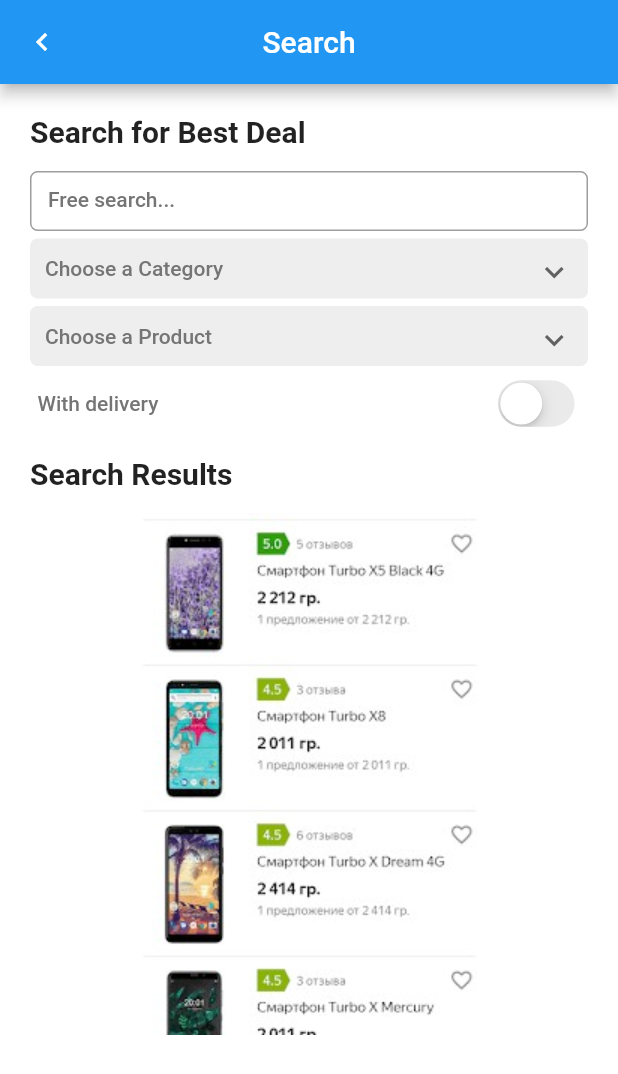
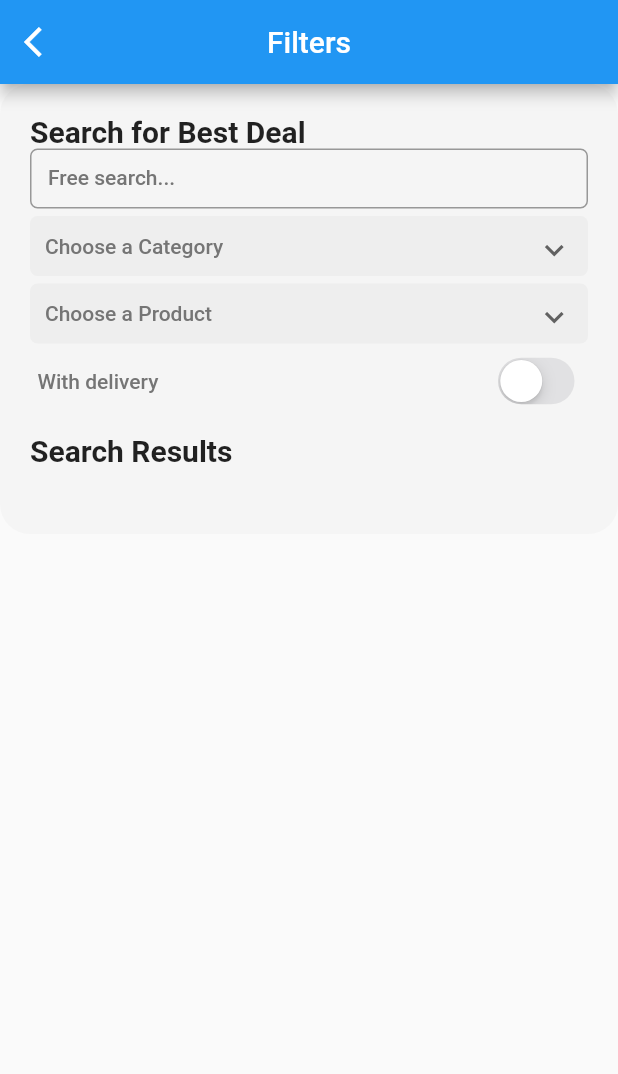
Before and after one commit to Khodosov/Flutter, a Flutter app: the screen it shows after launch, after a tap on the "search" icon, on a phone screen of 412 x 824 dp. Shown: the top 1074 px of the screen. Run offline on Flutter 3.47's test engine with Material 2 defaults, Android fonts, the phone set to English and light mode, and no system bars; statements that could not run were skipped.

Commit message:
Начал переделывать

```diff
--- /dev/null
+++ b/Flutter_apps/flutter_hometask_app/lib/AddFiltersScreen.dart
@@ -0,0 +1,180 @@
+import 'package:flutter/material.dart';
+
+import 'SwitchButton.dart';
+
+class AddFiltersScreen extends StatelessWidget {
+  @override
+  Widget build(BuildContext context) {
+    return Scaffold(
+      appBar: AppBar(
+        centerTitle: true,
+        title: Text('Filters'),
+        leading: IconButton(icon: Icon(Icons.arrow_back_ios), onPressed: () {
+          Navigator.pop(context);
+        }),
+      ),
+      body: Container(
+        decoration: BoxDecoration(
+            color: Colors.grey[100],
+            borderRadius: BorderRadius.circular(20)
+        ),
+        height: 300,
+        width: double.infinity,
+        padding: const EdgeInsets.all(20),
+
+        // Filters are here. Results are also here
+        child: Column(
+          mainAxisAlignment: MainAxisAlignment.start,
+          children: <Widget>[
+            Align(
+              alignment: Alignment.topLeft,
+              // margin: EdgeInsets.only(bottom: 15),
+              child: Text(
+                'Search for Best Deal',
+                style: TextStyle(
+                  color: Colors.primaryBlack,
+                  fontWeight: FontWeight.w600,
+                  fontSize: 20,
+                ),
+              ),
+            ),
+            Container(
+              height: 40,
+              child: TextFormField(
+                decoration: InputDecoration(
+                  border: OutlineInputBorder(
+                    borderRadius: BorderRadius.circular(5),
+                  ),
+                  fillColor: Colors.white,
+                  labelText: 'Free search...',
+                  labelStyle: TextStyle(
+                    color: Colors.grey[600],
+                    fontSize: 14,
+                    fontWeight: FontWeight.w500,
+                  ),
+                ),
+              ),
+            ),
+            Container(
+              height: 40,
+              margin: const EdgeInsets.only(top: 5),
+              padding: const EdgeInsets.all(5),
+              decoration: BoxDecoration(
+                  color: Colors.grey[200],
+                  borderRadius: BorderRadius.circular(5)),
+              child: Row(
+                mainAxisAlignment: MainAxisAlignment.spaceBetween,
+                children: [
+                  Padding(
+                    padding: const EdgeInsets.all(5.0),
+                    child: Text(
+                      'Choose a Category',
+                      style: TextStyle(
+                        color: Colors.grey[600],
+                        fontSize: 14,
+                        fontWeight: FontWeight.w500,
+                      ),
+                    ),
+                  ),
+                  Padding(
+                    padding: const EdgeInsets.all(5.0),
+                    child: DropdownButtonHideUnderline(
+                      child: DropdownButton<String>(
+                        iconSize: 25,
+                        icon: Icon(Icons.keyboard_arrow_down),
+                        items: <String>['Aaaaaaaaaa', 'Baaaaaaa', 'C', 'D']
+                            .map((String value) {
+                          return new DropdownMenuItem<String>(
+                            value: value,
+                            child: new Text(value),
+                          );
+                        }).toList(),
+                        onChanged: (_) {},
+                      ),
+                    ),
+                  ),
+                ],
+              ),
+            ),
+            Container(
+              height: 40,
+              margin: const EdgeInsets.only(top: 5),
+              padding: const EdgeInsets.all(5),
+              decoration: BoxDecoration(
+                  color: Colors.grey[200],
+                  borderRadius: BorderRadius.circular(5)),
+              child: Row(
+                mainAxisAlignment: MainAxisAlignment.spaceBetween,
+                children: [
+                  Padding(
+                    padding: const EdgeInsets.all(5.0),
+                    child: Text(
+                      'Choose a Product',
+                      style: TextStyle(
+                        color: Colors.grey[600],
+                        fontSize: 14,
+                        fontWeight: FontWeight.w500,
+                      ),
+                    ),
+                  ),
+                  Padding(
+                    padding: const EdgeInsets.all(5.0),
+                    child: DropdownButtonHideUnderline(
+                      child: DropdownButton<String>(
+                        iconSize: 25,
+                        icon: Icon(Icons.keyboard_arrow_down),
+                        items: <String>['Aaaaaaaaaa', 'Baaaaaaa', 'C', 'D']
+                            .map((String value) {
+                          return new DropdownMenuItem<String>(
+                            value: value,
+                            child: new Text(value),
+                          );
+                        }).toList(),
+                        onChanged: (_) {},
+                      ),
+                    ),
+                  ),
+                ],
+              ),
+            ),
+            Container(
+              height: 40,
+              margin: const EdgeInsets.only(top: 5),
+              padding: const EdgeInsets.all(5),
+              child: Row(
+                mainAxisAlignment: MainAxisAlignment.spaceBetween,
+                children: [
+                  Text(
+                    'With delivery',
+                    style: TextStyle(
+                      color: Colors.grey[600],
+                      fontSize: 14,
+                      fontWeight: FontWeight.w500,
+                    ),
+                  ),
+                  SwitchButton(),
+                ],
+              ),
+            ),
+            Container(
+              margin: EdgeInsets.only(bottom: 15, top: 15),
+              child: Row(
+                children: [
+                  Text(
+                    'Search Results',
+                    style: TextStyle(
+                      color: Colors.primaryBlack,
+                      fontWeight: FontWeight.w600,
+                      fontSize: 20,
+                    ),
+                  ),
+                ],
+              ),
+            ),
+
+          ],
+        ),
+      ),
+    );
+  }
+}
--- a/Flutter_apps/flutter_hometask_app/lib/AdditionalFilters.dart
+++ b/Flutter_apps/flutter_hometask_app/lib/AdditionalFilters.dart
@@ -1,32 +1,33 @@
 import 'package:flutter/material.dart';
 
-import 'Results.dart';
 import 'SwitchButton.dart';
 
 class AdditionalFilters extends StatelessWidget {
   @override
   Widget build(BuildContext context) {
     return Container(
+      decoration: BoxDecoration(
+        color: Colors.grey[100],
+        borderRadius: BorderRadius.circular(20)
+      ),
+      height: 300,
       width: double.infinity,
       padding: const EdgeInsets.all(20),
-      color: Colors.white,
+
       // Filters are here. Results are also here
       child: Column(
         mainAxisAlignment: MainAxisAlignment.start,
         children: <Widget>[
-          Container(
-            margin: EdgeInsets.only(bottom: 15),
-            child: Row(
-              children: [
-                Text(
+          Align(
+            alignment: Alignment.topLeft,
+            // margin: EdgeInsets.only(bottom: 15),
+            child: Text(
               'Search for Best Deal',
               style: TextStyle(
                 color: Colors.primaryBlack,
                 fontWeight: FontWeight.w600,
                 fontSize: 20,
               ),
-                ),
-              ],
             ),
           ),
           Container(
@@ -162,7 +163,7 @@
               ],
             ),
           ),
-          Results(),
+
         ],
       ),
     );
--- a/Flutter_apps/flutter_hometask_app/lib/Results.dart
+++ b/Flutter_apps/flutter_hometask_app/lib/Results.dart
@@ -1,15 +1,25 @@
 import 'package:flutter/material.dart';
+
+import 'ProductCard.dart';
 
 class Results extends StatelessWidget {
   @override
   Widget build(BuildContext context) {
-    return Flexible(
-      child: Container(
-        child: Image.asset(
-          'assets/images/results.jpg',
-          fit: BoxFit.fitWidth,
-        ),
-      ),
+    return ListView(
+      scrollDirection: Axis.vertical,
+      addAutomaticKeepAlives: false,
+
+      children: [
+        ProductCard(),
+        ProductCard(),
+        ProductCard(),
+        ProductCard(),
+        ProductCard(),
+        ProductCard(),
+        ProductCard(),
+        ProductCard(),
+        ProductCard(),
+      ],
     );
   }
 }
--- a/Flutter_apps/flutter_hometask_app/lib/main.dart
+++ b/Flutter_apps/flutter_hometask_app/lib/main.dart
@@ -1,9 +1,11 @@
 import 'package:flutter/cupertino.dart';
 import 'package:flutter/material.dart';
 
-import 'AdditionalFilters.dart';
+import 'AddFiltersScreen.dart';
 
-void main() => runApp(MaterialApp(
+
+void main() =>
+    runApp(MaterialApp(
       title: 'SearchDeck',
       theme: ThemeData(
         primarySwatch: Colors.primaryBlack,
@@ -11,6 +13,26 @@
       home: MyApp(),
     ));
 
+class MyApp extends StatelessWidget {
+  @override
+  Widget build(BuildContext context) {
+    return Scaffold(
+      appBar: AppBar(
+        centerTitle: true,
+        title: Text('Search'),
+        actions: [
+          IconButton(icon: Icon(Icons.search), onPressed: () {
+            Navigator.push(context,
+                MaterialPageRoute(builder: (context) => AddFiltersScreen()),);
+          }),
+        ],
+      ),
+    );
+  }
+}
+
+
+/*
 class MyApp extends StatefulWidget {
   @override
   MyAppState createState() {
@@ -26,15 +48,6 @@
     return Scaffold(
       appBar: AppBar(
         centerTitle: true,
-        leading: pressed
-            ? IconButton(
-                icon: Icon(Icons.keyboard_arrow_left),
-                onPressed: () {
-                  setState(() {
-                    pressed = false;
-                  });
-                })
-            : null,
         title: Text('Search'),
         actions: [
           !pressed
@@ -48,20 +61,8 @@
               : Icon(null),
         ],
       ),
-      body: Container(
-        color: Colors.grey[800],
-        child: Stack(
-          children: [
-            SizedBox.expand(
-              child: Image.asset(
-                'assets/images/results.jpg',
-                fit: BoxFit.fill,
-              ),
-            ),
-            pressed ? new AdditionalFilters() : Container(),
-          ],
-        ),
-      ),
+      body: Container(),
     );
   }
 }
+*/
```
Also changed, not shown: Flutter_apps/flutter_hometask_app/lib/ProductCard.dart (added, +126 -0 lines), 1 other file. Lines whose indentation alone changed are shown as unchanged.
